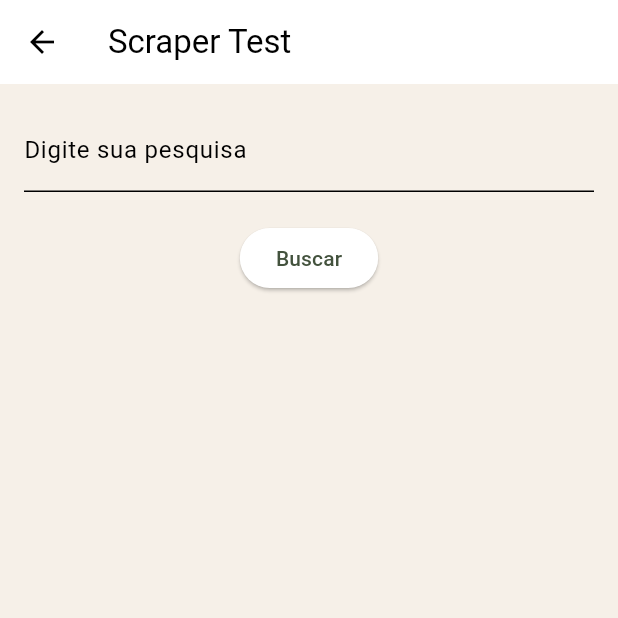
After one commit to pgmaximo/UrbanAI, a Flutter app: the ScriptTestPage screen opened directly, after a tap on "Buscar", on a phone screen of 412 x 824 dp, the top half of it. The commit adds this screen. Run offline on Flutter 3.47's test engine with Material 3 defaults, Android fonts, the phone set to English and light mode, and no system bars; our stand-ins replace flutter_dotenv.

Commit message:
inicio da parte de scrape

```diff
--- /dev/null
+++ b/lib/scripts/ScriptTestPage.dart
@@ -0,0 +1,69 @@
+import 'package:flutter/material.dart';
+import 'package:flutter_dotenv/flutter_dotenv.dart';
+import 'ScrapeScript.dart'; // seu arquivo com a classe ScrapeService
+import 'package:flutter/foundation.dart';
+import 'secret.dart' as secret;
+
+class ScriptTestPage extends StatefulWidget {
+  @override
+  _ScriptTestPageState createState() => _ScriptTestPageState();
+}
+
+class _ScriptTestPageState extends State<ScriptTestPage> {
+  final TextEditingController _controller = TextEditingController();
+  String resultText = "";
+
+  Future<void> handleScraping() async {
+    final apiKey = kIsWeb ? secret.apiKeyWebDebug : dotenv.env['API_KEY'] ?? '';
+    final service = ScrapeService(apiKey: apiKey);
+
+    final query = _controller.text;
+    if (query.isEmpty) return;
+
+    final links = await service.getGoogleLinks(query);
+
+    if (links.isNotEmpty) {
+      final firstLink = links[0];
+      final data = await service.scrapeWebsite(firstLink);
+
+      setState(() {
+        resultText =
+            '🔗 $firstLink\n\n📄 ${data['title']}\n\n📝 ${(data['paragraphs'] as List).take(3).join("\n\n")}';
+      });
+    } else {
+      setState(() {
+        resultText = "Nenhum resultado encontrado";
+      });
+    }
+  }
+
+  @override
+  void initState() {
+    super.initState();
+  }
+
+  @override
+  Widget build(BuildContext context) {
+    return Scaffold(
+      appBar: AppBar(title: Text('Scraper Test')),
+      body: Padding(
+        padding: const EdgeInsets.all(16.0),
+        child: Column(
+          children: [
+            TextField(
+              controller: _controller,
+              decoration: InputDecoration(labelText: 'Digite sua pesquisa'),
+            ),
+            SizedBox(height: 20),
+            ElevatedButton(
+              onPressed: handleScraping,
+              child: Text('Buscar'),
+            ),
+            SizedBox(height: 20),
+            Expanded(child: SingleChildScrollView(child: Text(resultText))),
+          ],
+        ),
+      ),
+    );
+  }
+}
--- a/pubspec.yaml
+++ b/pubspec.yaml
@@ -34,6 +34,9 @@ dependencies:
   # The following adds the Cupertino Icons font to your application.
   # Use with the CupertinoIcons class for iOS style icons.
   cupertino_icons: ^1.0.8
+  flutter_dotenv: ^5.1.0
+  html: ^0.15.6
+  http: ^1.3.0
 
 dev_dependencies:
   flutter_test:
@@ -60,6 +63,7 @@ flutter:
   # To add assets to your application, add an assets section, like this:
   assets:
     - asset/avatar/
+    - lib/scripts/.env
 
   # An image asset can refer to one or more resolution-specific "variants", see
   # https://flutter.dev/to/resolution-aware-images
```
Also changed, not shown: lib/main.dart (+7 -1 lines), lib/scripts/ScrapeScript.dart (added, +130 -0 lines), pubspec.lock, 1 other file.
